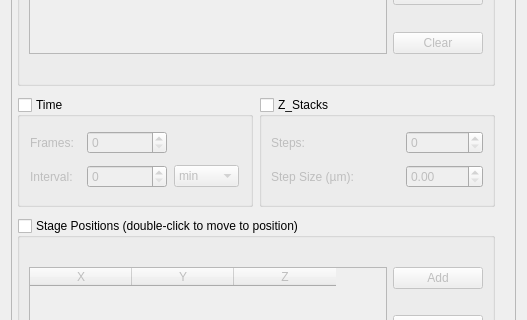
Old version of the form micromanager_gui/multid_gui.ui in the repository pymmcore-plus/napari-micromanager; both pictures show x 0 to 527 and y 261 to 581 of the 527 by 755 pixel window.
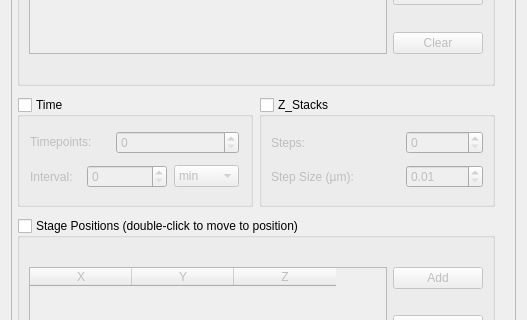
New version of the form.

```diff
--- a/micromanager_gui/multid_gui.ui
+++ b/micromanager_gui/multid_gui.ui
@@ -271,17 +271,31 @@
          <property name="checked">
           <bool>false</bool>
          </property>
+         <layout class="QGridLayout" name="gridLayout_8">
+          <item row="0" column="0" colspan="3">
          <layout class="QGridLayout" name="gridLayout_3">
           <item row="0" column="0">
            <widget class="QLabel" name="label_3">
+              <property name="sizePolicy">
+               <sizepolicy hsizetype="Fixed" vsizetype="Fixed">
+                <horstretch>0</horstretch>
+                <verstretch>0</verstretch>
+               </sizepolicy>
+              </property>
+              <property name="minimumSize">
+               <size>
+                <width>80</width>
+                <height>0</height>
+               </size>
+              </property>
             <property name="maximumSize">
              <size>
-              <width>50</width>
+                <width>80</width>
               <height>16777215</height>
              </size>
             </property>
             <property name="text">
-             <string>Frames:</string>
+               <string>Timepoints:</string>
             </property>
            </widget>
           </item>
@@ -291,6 +305,8 @@
              <number>10000</number>
             </property>
            </widget>
+            </item>
+           </layout>
           </item>
           <item row="1" column="0">
            <widget class="QLabel" name="label_4">
@@ -381,6 +397,9 @@
               <height>0</height>
              </size>
             </property>
+            <property name="minimum">
+             <double>0.010000000000000</double>
+            </property>
             <property name="maximum">
              <double>10000.000000000000000</double>
             </property>
```
Left out of the diff: 2 changed lines with no effect on the pictures. Lines whose indentation alone changed are shown as unchanged.
